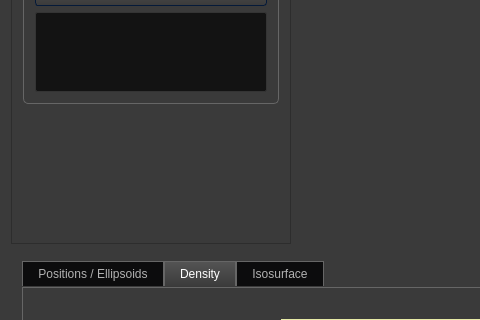
Qt form da-gm-1/da-gm-1/gmvis/ui/VisualizerWindow.ui (SFraissTU/gm_vis) before a commit; both pictures show x 0 to 480 and y 300 to 620 of the 1061 by 842 pixel window.
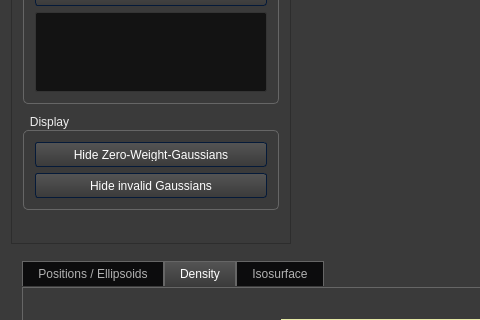
The same form after that commit. Icons and pictures are not drawn. Custom widgets are drawn as their Qt base class.

Commit message: Filtering of invalid and 0-Weight-Gaussians

```diff
--- a/da-gm-1/da-gm-1/gmvis/ui/VisualizerWindow.ui
+++ b/da-gm-1/da-gm-1/gmvis/ui/VisualizerWindow.ui
@@ -1870,7 +1870,7 @@
         <rect>
          <x>0</x>
          <y>0</y>
-         <width>208</width>
+         <width>276</width>
          <height>523</height>
         </rect>
        </property>
@@ -1981,6 +1981,44 @@
           </layout>
          </widget>
         </item>
+        <item>
+         <widget class="QGroupBox" name="groupBox_4">
+          <property name="maximumSize">
+           <size>
+            <width>16777215</width>
+            <height>100</height>
+           </size>
+          </property>
+          <property name="title">
+           <string>Display</string>
+          </property>
+          <layout class="QVBoxLayout" name="verticalLayout_5">
+           <item>
+            <widget class="QPushButton" name="btn_hidezero">
+             <property name="text">
+              <string>Hide Zero-Weight-Gaussians</string>
+             </property>
+             <property name="checkable">
+              <bool>true</bool>
+             </property>
+            </widget>
+           </item>
+           <item>
+            <widget class="QPushButton" name="btn_hideinvalid">
+             <property name="text">
+              <string>Hide invalid Gaussians</string>
+             </property>
+             <property name="checkable">
+              <bool>true</bool>
+             </property>
+             <property name="default">
+              <bool>false</bool>
+             </property>
+            </widget>
+           </item>
+          </layout>
+         </widget>
+        </item>
         <item>
          <spacer name="verticalSpacer">
           <property name="orientation">
```
Left out of the diff: 2 changed lines with no effect on the pictures. The commit also changes 22 other files.
